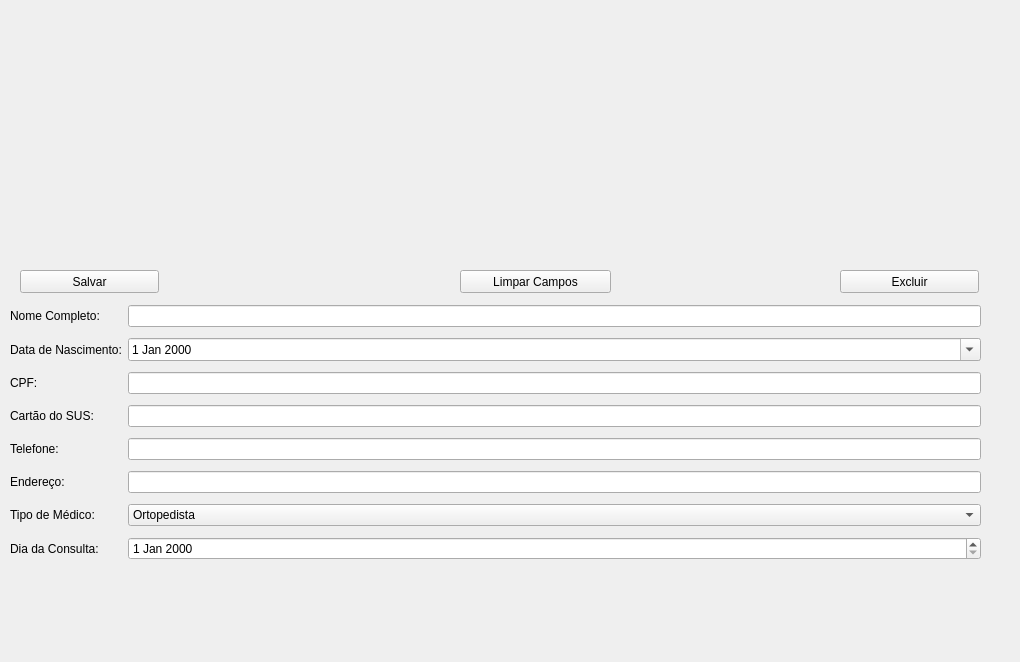
Before: the Qt Designer form ui/cadastro.ui in willasantos/Projeto-SDMC, drawn with Qt 5.
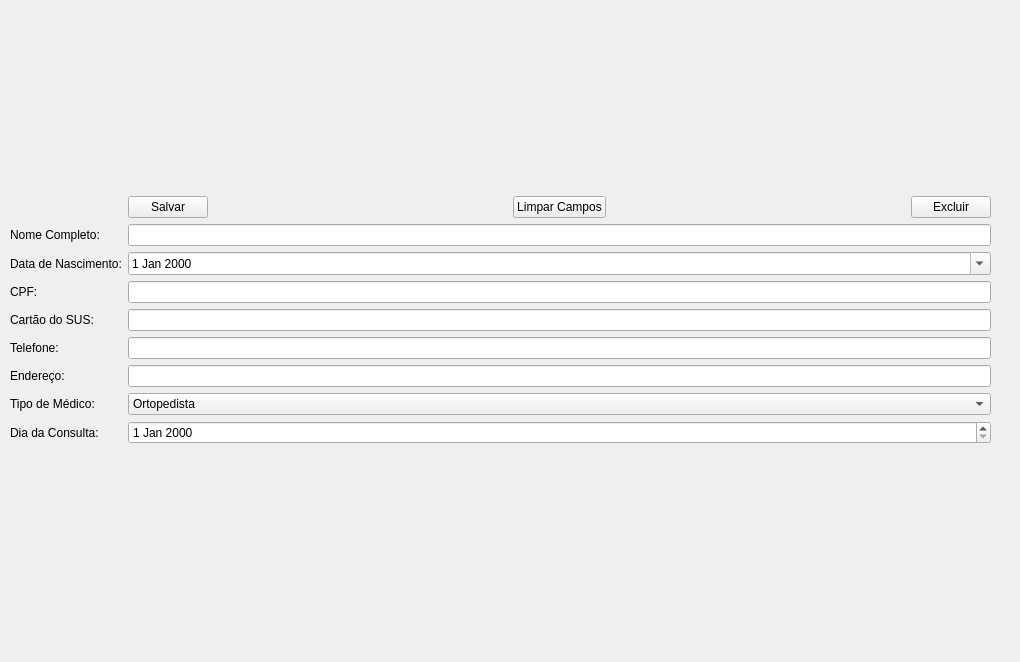
After: the same form once the commit is applied.

```diff
--- a/ui/cadastro.ui
+++ b/ui/cadastro.ui
@@ -13,31 +13,36 @@
   <property name="windowTitle">
    <string>Cadastro</string>
   </property>
-  <widget class="QWidget" name="formLayoutWidget_2">
+  <widget class="QWidget" name="">
    <property name="geometry">
     <rect>
      <x>10</x>
-     <y>300</y>
-     <width>971</width>
-     <height>271</height>
+     <y>10</y>
+     <width>981</width>
+     <height>621</height>
     </rect>
    </property>
+   <layout class="QVBoxLayout" name="verticalLayout">
+    <item>
+     <layout class="QHBoxLayout" name="horizontalLayout"/>
+    </item>
+    <item>
    <layout class="QGridLayout" name="gridLayout">
-    <item row="6" column="0">
+      <item row="7" column="0">
      <widget class="QLabel" name="label_11">
       <property name="text">
        <string>Tipo de Médico:</string>
       </property>
      </widget>
     </item>
-    <item row="7" column="0">
+      <item row="8" column="0">
      <widget class="QLabel" name="label_13">
       <property name="text">
        <string>Dia da Consulta:</string>
       </property>
      </widget>
     </item>
-    <item row="6" column="3">
+      <item row="7" column="3">
      <widget class="QComboBox" name="combo_medico">
       <property name="editable">
        <bool>false</bool>
@@ -87,124 +92,127 @@
       </item>
      </widget>
     </item>
-    <item row="5" column="3">
+      <item row="6" column="3">
      <widget class="QLineEdit" name="endereco"/>
     </item>
-    <item row="0" column="0">
+      <item row="1" column="0">
      <widget class="QLabel" name="label_6">
       <property name="text">
        <string>Nome Completo:</string>
       </property>
      </widget>
     </item>
-    <item row="1" column="0">
+      <item row="2" column="0">
      <widget class="QLabel" name="label_12">
       <property name="text">
        <string>Data de Nascimento:</string>
       </property>
      </widget>
     </item>
-    <item row="0" column="3">
-     <widget class="QLineEdit" name="nome_com"/>
-    </item>
     <item row="1" column="3">
+       <widget class="QLineEdit" name="nome_com"/>
+      </item>
+      <item row="2" column="3">
      <widget class="QDateEdit" name="data_nascimento">
       <property name="calendarPopup">
        <bool>true</bool>
       </property>
      </widget>
     </item>
-    <item row="2" column="0">
+      <item row="3" column="0">
      <widget class="QLabel" name="label_7">
       <property name="text">
        <string>CPF:</string>
       </property>
      </widget>
     </item>
-    <item row="2" column="3">
+      <item row="3" column="3">
      <widget class="QLineEdit" name="cpf"/>
     </item>
-    <item row="3" column="0">
+      <item row="4" column="0">
      <widget class="QLabel" name="label_8">
       <property name="text">
        <string>Cartão do SUS:</string>
       </property>
      </widget>
     </item>
-    <item row="4" column="0">
+      <item row="5" column="0">
      <widget class="QLabel" name="label_9">
       <property name="text">
        <string>Telefone:</string>
       </property>
      </widget>
     </item>
-    <item row="3" column="3">
-     <widget class="QLineEdit" name="cartao_sus"/>
-    </item>
     <item row="4" column="3">
+       <widget class="QLineEdit" name="cartao_sus"/>
+      </item>
+      <item row="5" column="3">
      <widget class="QLineEdit" name="telefone"/>
     </item>
-    <item row="5" column="0">
+      <item row="6" column="0">
      <widget class="QLabel" name="label_10">
       <property name="text">
        <string>Endereço:</string>
       </property>
      </widget>
     </item>
-    <item row="7" column="3">
+      <item row="8" column="3">
      <widget class="QDateEdit" name="data_consulta"/>
     </item>
-   </layout>
-  </widget>
+      <item row="0" column="3">
+       <layout class="QHBoxLayout" name="horizontalLayout_2">
+        <item>
   <widget class="QPushButton" name="bt_salvar">
-   <property name="geometry">
-    <rect>
-     <x>20</x>
-     <y>270</y>
-     <width>139</width>
-     <height>23</height>
-    </rect>
-   </property>
    <property name="text">
     <string>Salvar</string>
    </property>
   </widget>
+        </item>
+        <item>
+         <spacer name="horizontalSpacer">
+          <property name="orientation">
+           <enum>Qt::Horizontal</enum>
+          </property>
+          <property name="sizeHint" stdset="0">
+           <size>
+            <width>40</width>
+            <height>20</height>
+           </size>
+          </property>
+         </spacer>
+        </item>
+        <item>
   <widget class="QPushButton" name="bt_limpar">
-   <property name="geometry">
-    <rect>
-     <x>460</x>
-     <y>270</y>
-     <width>151</width>
-     <height>23</height>
-    </rect>
-   </property>
    <property name="text">
     <string>Limpar Campos</string>
    </property>
   </widget>
+        </item>
+        <item>
+         <spacer name="horizontalSpacer_2">
+          <property name="orientation">
+           <enum>Qt::Horizontal</enum>
+          </property>
+          <property name="sizeHint" stdset="0">
+           <size>
+            <width>40</width>
+            <height>20</height>
+           </size>
+          </property>
+         </spacer>
+        </item>
+        <item>
   <widget class="QPushButton" name="bt_excluir">
-   <property name="geometry">
-    <rect>
-     <x>840</x>
-     <y>270</y>
-     <width>139</width>
-     <height>23</height>
-    </rect>
-   </property>
    <property name="text">
     <string>Excluir</string>
    </property>
   </widget>
-  <widget class="QWidget" name="horizontalLayoutWidget">
-   <property name="geometry">
-    <rect>
-     <x>10</x>
-     <y>10</y>
-     <width>971</width>
-     <height>251</height>
-    </rect>
-   </property>
-   <layout class="QHBoxLayout" name="horizontalLayout"/>
+        </item>
+       </layout>
+      </item>
+     </layout>
+    </item>
+   </layout>
   </widget>
  </widget>
  <resources/>
```
Lines whose indentation alone changed are shown as unchanged.
